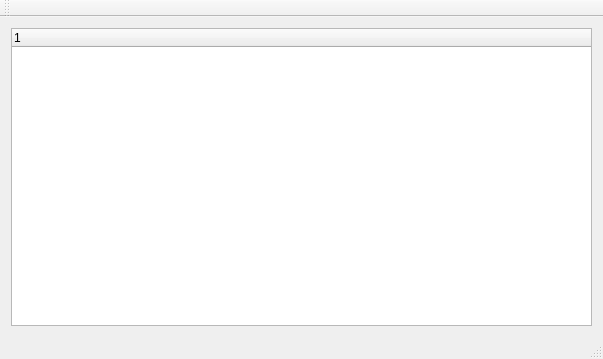
Before: the Qt Designer form mainwindow.ui in samhartlebury/genone-viewer, drawn with Qt 5.
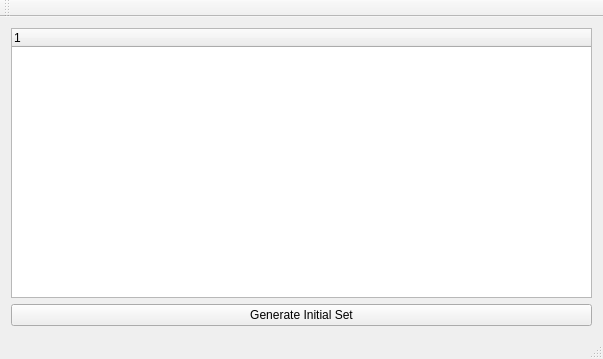
After: the same form once the commit is applied.

What changed in the file:
```diff
--- a/mainwindow.ui
+++ b/mainwindow.ui
@@ -24,6 +24,13 @@
       </column>
      </widget>
     </item>
+    <item row="1" column="0">
+     <widget class="QPushButton" name="generateInitialSetButton">
+      <property name="text">
+       <string>Generate Initial Set</string>
+      </property>
+     </widget>
+    </item>
    </layout>
   </widget>
   <widget class="QMenuBar" name="menuBar">
```
